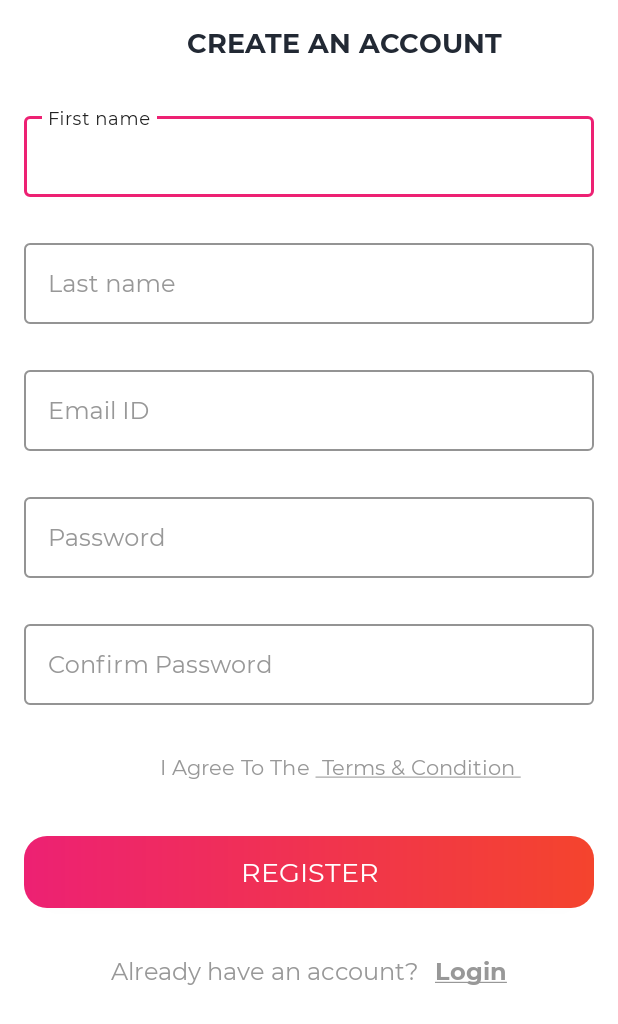
After one commit to amlannandy/ShoppingPal, an Android app: the RegisterActivity screen opened directly, with no data from a screen before it, on a phone screen of 412 x 824 dp. The commit adds this screen. Shown: the top 1024 px of the screen. Run offline under Robolectric (Android 15) with nearby library versions, the phone set to English and light mode, and no system bars.

Commit message:
Built register screen UI

```diff
--- a/app/src/main/java/com/aknindustries/shoppingpal/LoginActivity.kt
+++ b/app/src/main/java/com/aknindustries/shoppingpal/activities/LoginActivity.kt
@@ -1,12 +1,13 @@
-package com.aknindustries.shoppingpal
+package com.aknindustries.shoppingpal.activities
 
 import android.content.Intent
 import android.os.Build
 import androidx.appcompat.app.AppCompatActivity
 import android.os.Bundle
-import android.os.Handler
 import android.view.WindowInsets
 import android.view.WindowManager
+import android.widget.TextView
+import com.aknindustries.shoppingpal.R
 
 class LoginActivity : AppCompatActivity() {
     override fun onCreate(savedInstanceState: Bundle?) {
@@ -22,5 +23,12 @@ class LoginActivity : AppCompatActivity() {
                 WindowManager.LayoutParams.FLAG_FULLSCREEN
             )
         }
+
+        // Set on click listener of Register button
+        val registerText :TextView = findViewById<TextView>(R.id.tv_register)
+        registerText.setOnClickListener {
+            intent = Intent(this@LoginActivity, RegisterActivity::class.java)
+            startActivity(intent)
+        }
     }
 }
--- a/app/src/main/java/com/aknindustries/shoppingpal/MainActivity.kt
+++ b/app/src/main/java/com/aknindustries/shoppingpal/activities/MainActivity.kt
@@ -1,7 +1,8 @@
-package com.aknindustries.shoppingpal
+package com.aknindustries.shoppingpal.activities
 
 import androidx.appcompat.app.AppCompatActivity
 import android.os.Bundle
+import com.aknindustries.shoppingpal.R
 
 class MainActivity : AppCompatActivity() {
     override fun onCreate(savedInstanceState: Bundle?) {
--- /dev/null
+++ b/app/src/main/java/com/aknindustries/shoppingpal/activities/RegisterActivity.kt
@@ -0,0 +1,41 @@
+package com.aknindustries.shoppingpal.activities
+
+import android.os.Build
+import androidx.appcompat.app.AppCompatActivity
+import android.os.Bundle
+import android.view.WindowInsets
+import android.view.WindowManager
+import android.widget.TextView
+import com.aknindustries.shoppingpal.R
+
+class RegisterActivity : AppCompatActivity() {
+    override fun onCreate(savedInstanceState: Bundle?) {
+        super.onCreate(savedInstanceState)
+        setContentView(R.layout.activity_register)
+
+        @Suppress("DEPRECATION")
+        if (Build.VERSION.SDK_INT >= Build.VERSION_CODES.R) {
+            window.insetsController?.hide(WindowInsets.Type.statusBars())
+        } else {
+            window.setFlags(
+                WindowManager.LayoutParams.FLAG_FULLSCREEN,
+                WindowManager.LayoutParams.FLAG_FULLSCREEN
+            )
+        }
+
+        setupActionBar()
+
+        // Set on click listener of Register button
+        val loginText : TextView = findViewById<TextView>(R.id.tv_login)
+        loginText.setOnClickListener {
+            onBackPressed()
+        }
+    }
+
+    private fun setupActionBar() {
+        val toolbar = findViewById<androidx.appcompat.widget.Toolbar>(R.id.toolbar_register_activity)
+        setSupportActionBar(toolbar)
+        supportActionBar?.setDisplayHomeAsUpEnabled(true)
+        toolbar.setNavigationOnClickListener { onBackPressed() }
+    }
+}
--- a/app/src/main/java/com/aknindustries/shoppingpal/SplashActivity.kt
+++ b/app/src/main/java/com/aknindustries/shoppingpal/activities/SplashActivity.kt
@@ -1,4 +1,4 @@
-package com.aknindustries.shoppingpal
+package com.aknindustries.shoppingpal.activities
 
 import android.content.Intent
 import android.os.Build
@@ -7,6 +7,7 @@ import android.os.Bundle
 import android.os.Handler
 import android.view.WindowInsets
 import android.view.WindowManager
+import com.aknindustries.shoppingpal.R
 
 class SplashActivity : AppCompatActivity() {
     override fun onCreate(savedInstanceState: Bundle?) {
--- /dev/null
+++ b/app/src/main/res/drawable/back_button.xml
@@ -0,0 +1,10 @@
+<vector xmlns:android="http://schemas.android.com/apk/res/android"
+    android:width="24dp"
+    android:height="24dp"
+    android:viewportWidth="24"
+    android:viewportHeight="24"
+    android:tint="?attr/colorControlNormal">
+  <path
+      android:fillColor="@android:color/black"
+      android:pathData="M11.67,3.87L9.9,2.1 0,12l9.9,9.9 1.77,-1.77L3.54,12z"/>
+</vector>
--- a/app/src/main/res/layout/activity_login.xml
+++ b/app/src/main/res/layout/activity_login.xml
@@ -5,7 +5,7 @@
     android:layout_width="match_parent"
     android:layout_height="match_parent"
     android:background="@color/white"
-    tools:context=".LoginActivity">
+    tools:context=".activities.LoginActivity">
 
     <FrameLayout
         android:id="@+id/header_frame"
--- a/app/src/main/res/layout/activity_main.xml
+++ b/app/src/main/res/layout/activity_main.xml
@@ -4,7 +4,7 @@
     xmlns:tools="http://schemas.android.com/tools"
     android:layout_width="match_parent"
     android:layout_height="match_parent"
-    tools:context=".MainActivity">
+    tools:context=".activities.MainActivity">
 
     <TextView
         android:layout_width="wrap_content"
--- /dev/null
+++ b/app/src/main/res/layout/activity_register.xml
@@ -0,0 +1,240 @@
+<?xml version="1.0" encoding="utf-8"?>
+<androidx.constraintlayout.widget.ConstraintLayout xmlns:android="http://schemas.android.com/apk/res/android"
+    xmlns:app="http://schemas.android.com/apk/res-auto"
+    xmlns:tools="http://schemas.android.com/tools"
+    android:layout_width="match_parent"
+    android:layout_height="match_parent"
+    android:background="@color/white"
+    tools:context=".activities.RegisterActivity">
+
+    <androidx.appcompat.widget.Toolbar
+        android:id="@+id/toolbar_register_activity"
+        android:layout_width="match_parent"
+        android:layout_height="?attr/actionBarSize"
+        app:layout_constraintEnd_toEndOf="parent"
+        app:layout_constraintStart_toStartOf="parent"
+        app:layout_constraintTop_toTopOf="parent">
+
+        <com.aknindustries.shoppingpal.utils.CustomBoldTextView
+            android:id="@+id/tv_title"
+            android:layout_width="match_parent"
+            android:layout_height="match_parent"
+            android:gravity="center"
+            android:paddingStart="@dimen/toolbar_title_paddingStart"
+            android:paddingEnd="0dp"
+            android:text="@string/create_an_account"
+            android:textColor="@color/colorPrimaryText"
+            android:textSize="@dimen/toolbar_title_text_size" />
+
+    </androidx.appcompat.widget.Toolbar>
+
+    <ScrollView
+        android:layout_width="match_parent"
+        android:layout_height="wrap_content"
+        app:layout_constraintEnd_toEndOf="parent"
+        app:layout_constraintStart_toStartOf="parent"
+        app:layout_constraintTop_toBottomOf="@id/toolbar_register_activity">
+
+        <androidx.constraintlayout.widget.ConstraintLayout
+            android:layout_width="match_parent"
+            android:layout_height="wrap_content">
+
+            <com.google.android.material.textfield.TextInputLayout
+                android:id="@+id/til_first_name"
+                style="@style/TextInputLayoutStyle"
+                android:layout_width="match_parent"
+                android:layout_height="wrap_content"
+                android:layout_marginStart="16dp"
+                android:layout_marginTop="16dp"
+                android:layout_marginEnd="16dp"
+                android:hint="@string/hint_first_name"
+                android:textColorHint="@color/colorSecondaryText"
+                app:layout_constraintEnd_toEndOf="parent"
+                app:layout_constraintStart_toStartOf="parent"
+                app:layout_constraintTop_toTopOf="parent">
+
+                <com.aknindustries.shoppingpal.utils.CustomEditText
+                    android:id="@+id/et_first_name"
+                    android:layout_width="match_parent"
+                    android:layout_height="wrap_content"
+                    android:inputType="text"
+                    android:padding="@dimen/et_padding"
+                    android:textColor="@color/colorPrimaryText"
+                    android:textSize="@dimen/et_textSize" />
+            </com.google.android.material.textfield.TextInputLayout>
+
+            <com.google.android.material.textfield.TextInputLayout
+                android:id="@+id/til_last_name"
+                style="@style/TextInputLayoutStyle"
+                android:layout_width="match_parent"
+                android:layout_height="wrap_content"
+                android:layout_marginStart="16dp"
+                android:layout_marginTop="25dp"
+                android:layout_marginEnd="16dp"
+                android:hint="@string/hint_last_name"
+                android:textColorHint="@color/colorSecondaryText"
+                app:layout_constraintEnd_toEndOf="parent"
+                app:layout_constraintStart_toStartOf="parent"
+                app:layout_constraintTop_toBottomOf="@id/til_first_name">
+
+                <com.aknindustries.shoppingpal.utils.CustomEditText
+                    android:id="@+id/et_last_name"
+                    android:layout_width="match_parent"
+                    android:layout_height="wrap_content"
+                    android:inputType="text"
+                    android:padding="@dimen/et_padding"
+                    android:textColor="@color/colorPrimaryText"
+                    android:textSize="@dimen/et_textSize" />
+            </com.google.android.material.textfield.TextInputLayout>
+
+            <com.google.android.material.textfield.TextInputLayout
+                android:id="@+id/til_email"
+                style="@style/TextInputLayoutStyle"
+                android:layout_width="match_parent"
+                android:layout_height="wrap_content"
+                android:layout_marginStart="16dp"
+                android:layout_marginTop="25dp"
+                android:layout_marginEnd="16dp"
+                android:hint="@string/et_hint_email_id"
+                android:textColorHint="@color/colorSecondaryText"
+                app:layout_constraintEnd_toEndOf="parent"
+                app:layout_constraintStart_toStartOf="parent"
+                app:layout_constraintTop_toBottomOf="@id/til_last_name">
+
+                <com.aknindustries.shoppingpal.utils.CustomEditText
+                    android:id="@+id/et_email"
+                    android:layout_width="match_parent"
+                    android:layout_height="wrap_content"
+                    android:inputType="textEmailAddress"
+                    android:padding="@dimen/et_padding"
+                    android:textColor="@color/colorPrimaryText"
+                    android:textSize="@dimen/et_textSize" />
+            </com.google.android.material.textfield.TextInputLayout>
+
+            <com.google.android.material.textfield.TextInputLayout
+                android:id="@+id/til_password"
+                style="@style/TextInputLayoutStyle"
+                android:layout_width="match_parent"
+                android:layout_height="wrap_content"
+                android:layout_marginStart="16dp"
+                android:layout_marginTop="25dp"
+                android:layout_marginEnd="16dp"
+                android:hint="@string/et_hint_password"
+                android:textColorHint="@color/colorSecondaryText"
+                app:layout_constraintEnd_toEndOf="parent"
+                app:layout_constraintStart_toStartOf="parent"
+                app:layout_constraintTop_toBottomOf="@id/til_email">
+
+                <com.aknindustries.shoppingpal.utils.CustomEditText
+                    android:id="@+id/et_password"
+                    android:layout_width="match_parent"
+                    android:layout_height="wrap_content"
+                    android:inputType="textPassword"
+                    android:padding="@dimen/et_padding"
+                    android:textColor="@color/colorPrimaryText"
+                    android:textSize="@dimen/et_textSize" />
+            </com.google.android.material.textfield.TextInputLayout>
+
+            <com.google.android.material.textfield.TextInputLayout
+                android:id="@+id/til_confirm_password"
+                style="@style/TextInputLayoutStyle"
+                android:layout_width="match_parent"
+                android:layout_height="wrap_content"
+                android:layout_marginStart="16dp"
+                android:layout_marginTop="25dp"
+                android:layout_marginEnd="16dp"
+                android:hint="@string/et_hint_confirm_password"
+                android:textColorHint="@color/colorSecondaryText"
+                app:layout_constraintEnd_toEndOf="parent"
+                app:layout_constraintStart_toStartOf="parent"
+                app:layout_constraintTop_toBottomOf="@id/til_password">
+
+                <com.aknindustries.shoppingpal.utils.CustomEditText
+                    android:id="@+id/et_confirm_password"
+                    android:layout_width="match_parent"
+                    android:layout_height="wrap_content"
+                    android:inputType="textPassword"
+                    android:padding="@dimen/et_padding"
+                    android:textColor="@color/colorPrimaryText"
+                    android:textSize="@dimen/et_textSize" />
+            </com.google.android.material.textfield.TextInputLayout>
+
+            <LinearLayout
+                android:id="@+id/ll_terms_and_condition"
+                android:layout_width="wrap_content"
+                android:layout_height="wrap_content"
+                android:layout_marginTop="25dp"
+                android:gravity="center_vertical"
+                android:orientation="horizontal"
+                app:layout_constraintEnd_toEndOf="parent"
+                app:layout_constraintStart_toStartOf="parent"
+                app:layout_constraintTop_toBottomOf="@id/til_confirm_password">
+
+                <androidx.appcompat.widget.AppCompatCheckBox
+                    android:shadowColor="@color/black"
+                    android:id="@+id/cb_terms_and_condition"
+                    android:layout_width="wrap_content"
+                    android:layout_height="wrap_content"
+                    tools:checked="false" />
+
+                <com.aknindustries.shoppingpal.utils.CustomTextView
+                    android:id="@+id/tv_terms_condition"
+                    android:layout_width="wrap_content"
+                    android:layout_height="wrap_content"
+                    android:layout_marginStart="@dimen/txt_terms_condition_marginStart"
+                    android:text="@string/i_agree_to_the_terms_and_condition"
+                    android:textColor="@color/colorSecondaryText"
+                    android:textSize="@dimen/txt_terms_and_condition_textSize" />
+            </LinearLayout>
+
+            <com.aknindustries.shoppingpal.utils.CustomButton
+                android:id="@+id/btn_register"
+                android:layout_width="match_parent"
+                android:layout_height="wrap_content"
+                android:layout_gravity="center"
+                android:layout_marginStart="16dp"
+                android:layout_marginTop="30dp"
+                android:layout_marginEnd="16dp"
+                android:background="@drawable/button_background"
+                android:gravity="center"
+                android:paddingTop="@dimen/btn_padding"
+                android:paddingBottom="@dimen/btn_padding"
+                android:text="@string/btn_lbl_register"
+                android:textColor="@android:color/white"
+                android:textSize="@dimen/btn_textSize"
+                app:layout_constraintEnd_toEndOf="parent"
+                app:layout_constraintStart_toStartOf="parent"
+                app:layout_constraintTop_toBottomOf="@id/ll_terms_and_condition" />
+
+            <LinearLayout
+                android:layout_width="wrap_content"
+                android:layout_height="wrap_content"
+                android:layout_marginTop="25dp"
+                android:gravity="center_vertical"
+                android:orientation="horizontal"
+                app:layout_constraintEnd_toEndOf="parent"
+                app:layout_constraintStart_toStartOf="parent"
+                app:layout_constraintTop_toBottomOf="@id/btn_register">
+
+                <com.aknindustries.shoppingpal.utils.CustomTextView
+                    android:id="@+id/tv_already_have_an_account"
+                    android:layout_width="wrap_content"
+                    android:layout_height="wrap_content"
+                    android:padding="@dimen/clickable_text_view_padding"
+                    android:text="@string/already_have_an_account"
+                    android:textColor="@color/colorSecondaryText"
+                    android:textSize="@dimen/lbl_text_view_textSize" />
+
+                <com.aknindustries.shoppingpal.utils.CustomBoldTextView
+                    android:id="@+id/tv_login"
+                    android:layout_width="wrap_content"
+                    android:layout_height="wrap_content"
+                    android:padding="@dimen/clickable_text_view_padding"
+                    android:text="@string/login"
+                    android:textColor="@color/colorSecondaryText"
+                    android:textSize="@dimen/lbl_text_view_textSize" />
+            </LinearLayout>
+        </androidx.constraintlayout.widget.ConstraintLayout>
+    </ScrollView>
+
+</androidx.constraintlayout.widget.ConstraintLayout>
--- a/app/src/main/res/layout/activity_splash.xml
+++ b/app/src/main/res/layout/activity_splash.xml
@@ -4,7 +4,7 @@
     xmlns:tools="http://schemas.android.com/tools"
     android:layout_width="match_parent"
     android:layout_height="match_parent"
-    tools:context=".SplashActivity">
+    tools:context=".activities.SplashActivity">
 
     <ImageView
         android:contentDescription="@string/app_name"
--- a/app/src/main/res/values/dimensions.xml
+++ b/app/src/main/res/values/dimensions.xml
@@ -16,4 +16,11 @@
     <dimen name="btn_textSize">18sp</dimen>
     <dimen name="btn_padding">8dp</dimen>
     <dimen name="lbl_text_view_textSize">16sp</dimen>
+
+    <!--  Register  -->
+    <dimen name="toolbar_title_paddingStart">-25dp</dimen>
+    <dimen name="toolbar_title_text_size">18sp</dimen>
+    <dimen name="txt_terms_condition_marginStart">10dp</dimen>
+    <dimen name="txt_terms_and_condition_textSize">14sp</dimen>
+    <dimen name="button_paddingTop_Bottom">8dp</dimen>
 </resources>
--- a/app/src/main/res/values/strings.xml
+++ b/app/src/main/res/values/strings.xml
@@ -11,4 +11,14 @@
     <string name="don_t_have_an_account">Don\'t have an account?</string>
     <string name="register"><u>Register</u></string>
 
+    <!--  Register  -->
+    <string name="create_an_account">CREATE AN ACCOUNT</string>
+    <string name="hint_last_name">Last name</string>
+    <string name="hint_first_name">First name</string>
+    <string name="et_hint_confirm_password">Confirm Password</string>
+    <string name="i_agree_to_the_terms_and_condition">I Agree To The <u> Terms &amp; Condition </u></string>
+    <string name="btn_lbl_register">Register</string>
+    <string name="already_have_an_account">Already have an account?</string>
+    <string name="login"><u>Login</u></string>
+
 </resources>
--- a/app/src/main/res/values/styles.xml
+++ b/app/src/main/res/values/styles.xml
@@ -1,7 +1,10 @@
 <?xml version="1.0" encoding="utf-8"?>
 <resources>
+
+    <!--  Text input  -->
     <style name="TextInputLayoutStyle" parent="Widget.MaterialComponents.TextInputLayout.OutlinedBox">
         <item name="boxStrokeColor">@color/accent_pink</item>
         <item name="boxStrokeWidth">1dp</item>
     </style>
+
 </resources>
--- a/app/src/main/res/values/themes.xml
+++ b/app/src/main/res/values/themes.xml
@@ -25,5 +25,10 @@
         <item name="colorSecondary">@color/accent_pink</item>
         <item name="colorSecondaryVariant">@color/accent_pink</item>
         <item name="colorOnSecondary">@color/black</item>
+
+        <!--    Set back button icon and color    -->
+        <item name="android:homeAsUpIndicator">@drawable/back_button</item>
+        <!--This also makes checkbox outline dark-->
+        <item name="colorControlNormal">@color/black</item>
     </style>
 </resources>
```
Also changed, not shown: app/src/main/AndroidManifest.xml (+7 -4 lines).
